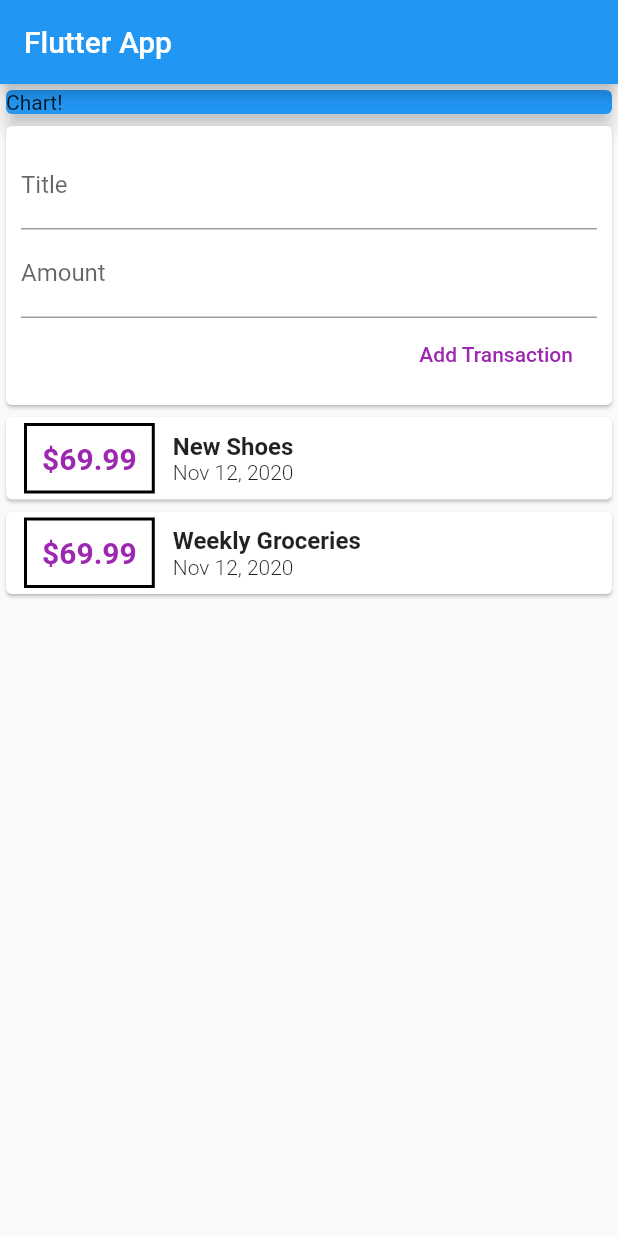
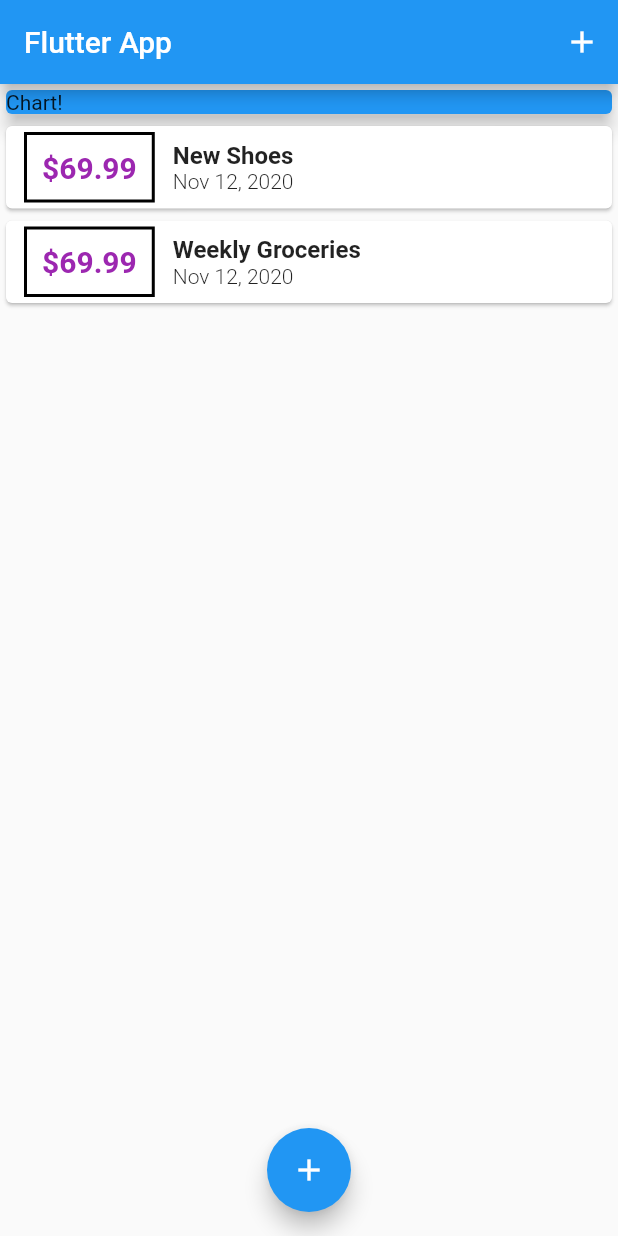
Before and after one commit to mikolertesx/personal-expenses, a Flutter app: the screen it shows after launch, on a phone screen of 412 x 824 dp. Run offline on Flutter 3.47's test engine with Material 2 defaults, Android fonts, the phone set to English and light mode, and no system bars.

```diff
--- a/lib/main.dart
+++ b/lib/main.dart
@@ -1,6 +1,8 @@
 import 'package:flutter/material.dart';
 
-import './widgets/user_transactions.dart';
+import './widgets/new_transaction.dart';
+import './models/transaction.dart';
+import 'widgets/transaction_list.dart';
 
 void main() {
   runApp(MyApp());
@@ -20,17 +22,63 @@ class MyApp extends StatelessWidget {
   }
 }
 
-class MyHomePage extends StatelessWidget {
-  final titleController = TextEditingController();
-  final amountController = TextEditingController();
+class MyHomePage extends StatefulWidget {
+  @override
+  _MyHomePageState createState() => _MyHomePageState();
+}
+
+class _MyHomePageState extends State<MyHomePage> {
+  final List<Transaction> _userTransactions = [
+    Transaction(
+      id: 't1',
+      title: 'New Shoes',
+      amount: 69.99,
+      date: DateTime.now(),
+    ),
+    Transaction(
+      id: 't2',
+      title: 'Weekly Groceries',
+      amount: 69.99,
+      date: DateTime.now(),
+    )
+  ];
+
+  void _addNewTransaction(String txTitle, double txAmount) {
+    final newTx = Transaction(
+      id: DateTime.now().toString(),
+      title: txTitle,
+      amount: txAmount,
+      date: DateTime.now(),
+    );
+
+    setState(() {
+      this._userTransactions.add(newTx);
+    });
+  }
+
+  void startAddNewTransaction(BuildContext ctx) {
+    showModalBottomSheet(
+      context: ctx,
+      builder: (bCtx) {
+        return NewTransaction(_addNewTransaction);
+      },
+    );
+  }
 
   @override
   Widget build(BuildContext context) {
     return Scaffold(
       appBar: AppBar(
         title: Text('Flutter App'),
+        actions: [
+          IconButton(
+            icon: Icon(Icons.add),
+            onPressed: () => startAddNewTransaction(context),
+          )
+        ],
       ),
-      body: Column(
+      body: SingleChildScrollView(
+        child: Column(
           crossAxisAlignment: CrossAxisAlignment.stretch,
           children: [
             Container(
@@ -41,8 +89,14 @@ class MyHomePage extends StatelessWidget {
                 elevation: 5,
               ),
             ),
-          UserTransactions(),
+            TransactionList(_userTransactions),
           ],
+        ),
+      ),
+      floatingActionButtonLocation: FloatingActionButtonLocation.centerFloat,
+      floatingActionButton: FloatingActionButton(
+        child: Icon(Icons.add),
+        onPressed: () => startAddNewTransaction(context),
       ),
     );
   }
--- a/lib/widgets/transaction_list.dart
+++ b/lib/widgets/transaction_list.dart
@@ -33,7 +33,7 @@ class TransactionList extends StatelessWidget {
                   ),
                   padding: EdgeInsets.all(10),
                   child: Text(
-                    "\$${tx.amount.toString()}",
+                    "\$${tx.amount.toStringAsFixed(2)}",
                     style: TextStyle(
                       fontWeight: FontWeight.bold,
                       fontSize: 20,
--- a/lib/widgets/user_transactions.dart
+++ /dev/null
@@ -1,49 +0,0 @@
-import 'package:flutter/material.dart';
-import './new_transaction.dart';
-import './transaction_list.dart';
-import '../models/transaction.dart';
-
-class UserTransactions extends StatefulWidget {
-  @override
-  _UserTransactionsState createState() => _UserTransactionsState();
-}
-
-class _UserTransactionsState extends State<UserTransactions> {
-  final List<Transaction> _userTransactions = [
-    Transaction(
-      id: 't1',
-      title: 'New Shoes',
-      amount: 69.99,
-      date: DateTime.now(),
-    ),
-    Transaction(
-      id: 't2',
-      title: 'Weekly Groceries',
-      amount: 69.99,
-      date: DateTime.now(),
-    )
-  ];
-
-  void _addNewTransaction(String txTitle, double txAmount) {
-    final newTx = Transaction(
-      id: DateTime.now().toString(),
-      title: txTitle,
-      amount: txAmount,
-      date: DateTime.now(),
-    );
-
-    setState(() {
-      this._userTransactions.add(newTx);
-    });
-  }
-
-  @override
-  Widget build(BuildContext context) {
-    return Column(
-      children: [
-        NewTransaction(_addNewTransaction),
-        TransactionList(_userTransactions),
-      ],
-    );
-  }
-}
```
Also changed, not shown: lib/widgets/new_transaction.dart (+17 -6 lines). Lines whose indentation alone changed are shown as unchanged.
